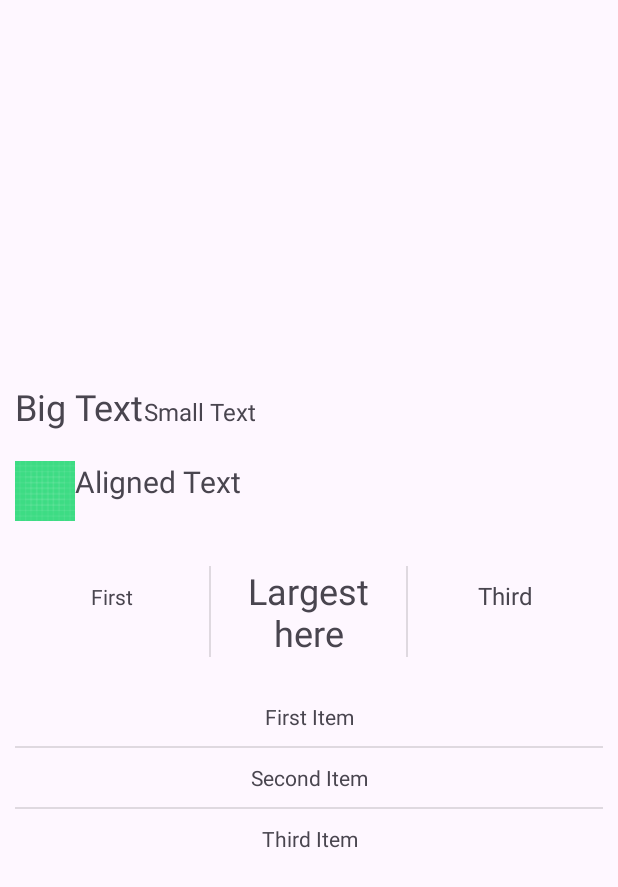
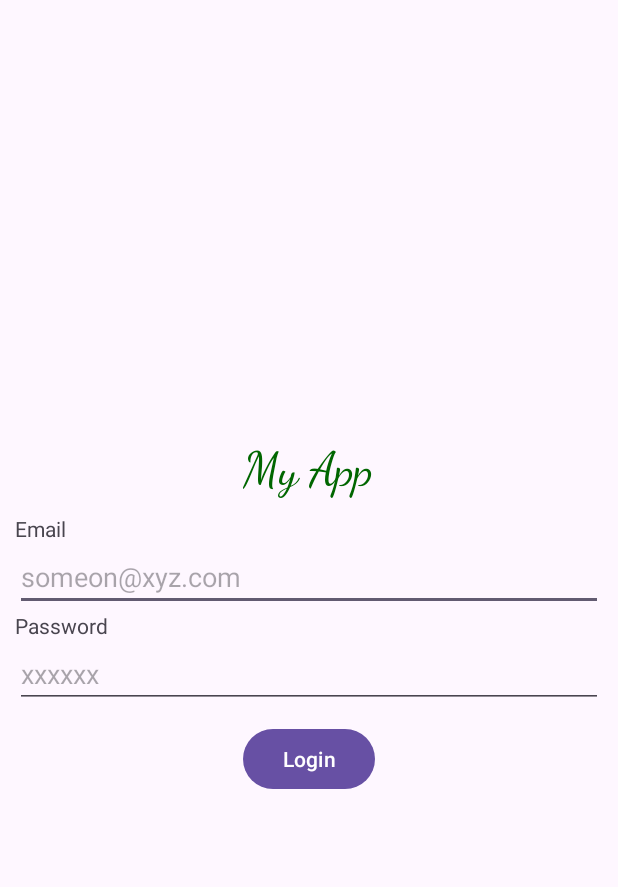
Before and after one commit to San0330/Mobile-Programming, an Android app: the screen it shows after launch (MainActivity), on a phone screen of 412 x 824 dp. Shown: the top 887 px of the screen. Run offline under Robolectric (Android 15) with nearby library versions, the phone set to English and light mode, and no system bars.

Commit message:
add login page

```diff
--- a/app/src/main/java/com/example/myapplication/MainActivity.java
+++ b/app/src/main/java/com/example/myapplication/MainActivity.java
@@ -14,7 +14,7 @@ public class MainActivity extends AppCompatActivity {
         //- could be excluded
 //        EdgeToEdge.enable(this);
 
-        setContentView(R.layout.linearlayout);
+        setContentView(R.layout.login);
 
         //- used to handle window insets in an Android app
         //- could be excluded
--- a/app/src/main/res/layout/linearlayout.xml
+++ b/app/src/main/res/layout/linearlayout.xml
@@ -55,7 +55,7 @@
         android:layout_width="match_parent"
         android:layout_height="wrap_content"
         android:orientation="horizontal"
-        android:weightSum="3"
+        android:weightSum="4"
         android:measureWithLargestChild="true"
         android:padding="10dp"
         android:divider="?android:attr/dividerHorizontal"
@@ -74,7 +74,7 @@
         <TextView
             android:layout_width="0dp"
             android:layout_height="wrap_content"
-            android:layout_weight="1"
+            android:layout_weight="2"
             android:text="@string/largest_here"
             android:textSize="24sp"
             android:gravity="center"
--- /dev/null
+++ b/app/src/main/res/layout/login.xml
@@ -0,0 +1,48 @@
+<?xml version="1.0" encoding="utf-8"?>
+<LinearLayout xmlns:android="http://schemas.android.com/apk/res/android"
+    android:padding="10sp"
+    android:orientation="vertical"
+    android:gravity="center"
+    android:layout_width="match_parent"
+    android:layout_height="match_parent">
+
+    <TextView
+        android:layout_width="wrap_content"
+        android:layout_height="wrap_content"
+        android:text="My App"
+        android:textSize="32sp"
+        android:textColor="#006600"
+        android:layout_marginBottom="10sp"
+        android:fontFamily="cursive"
+        />
+    <TextView
+        android:layout_width="wrap_content"
+        android:layout_height="wrap_content"
+        android:layout_gravity="start"
+        android:text="Email"/>
+
+    <EditText
+        android:layout_width="match_parent"
+        android:layout_height="wrap_content"
+        android:hint="someon@xyz.com"/>
+
+    <TextView
+        android:layout_width="wrap_content"
+        android:layout_height="wrap_content"
+        android:layout_gravity="start"
+        android:text="Password"/>
+
+    <EditText
+        android:layout_width="match_parent"
+        android:layout_height="wrap_content"
+        android:inputType="textPassword"
+        android:hint="xxxxxx"/>
+
+    <Button
+        android:layout_marginTop="10sp"
+        android:layout_width="wrap_content"
+        android:layout_height="wrap_content"
+        android:text="Login"/>
+
+
+</LinearLayout>
```
